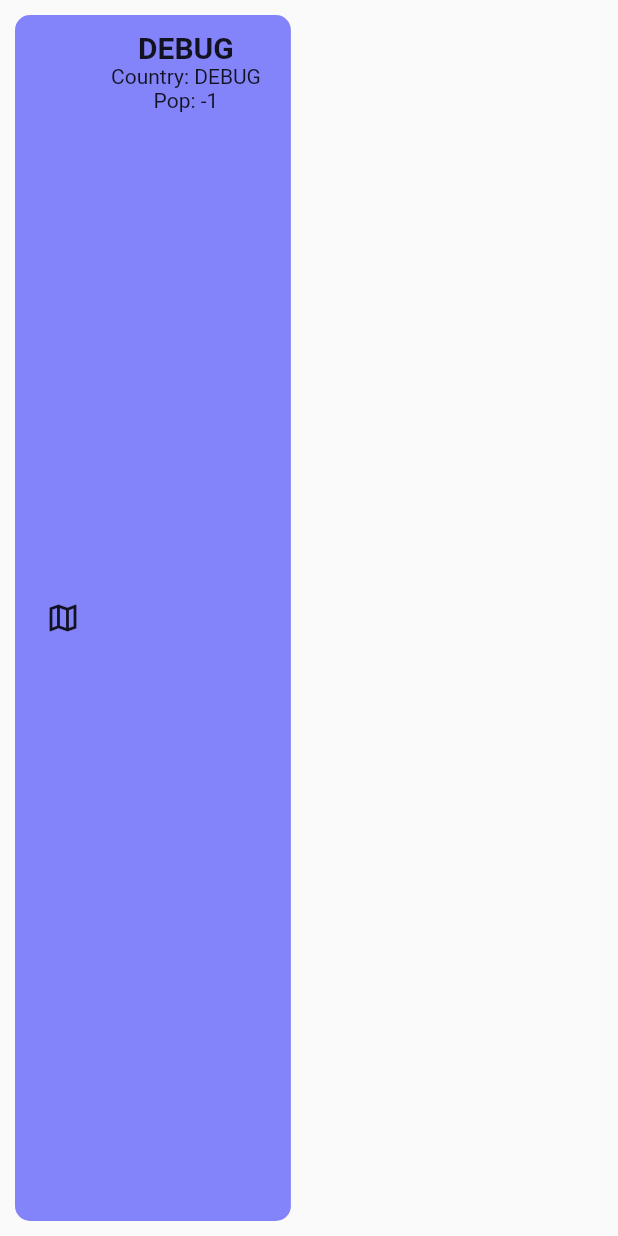
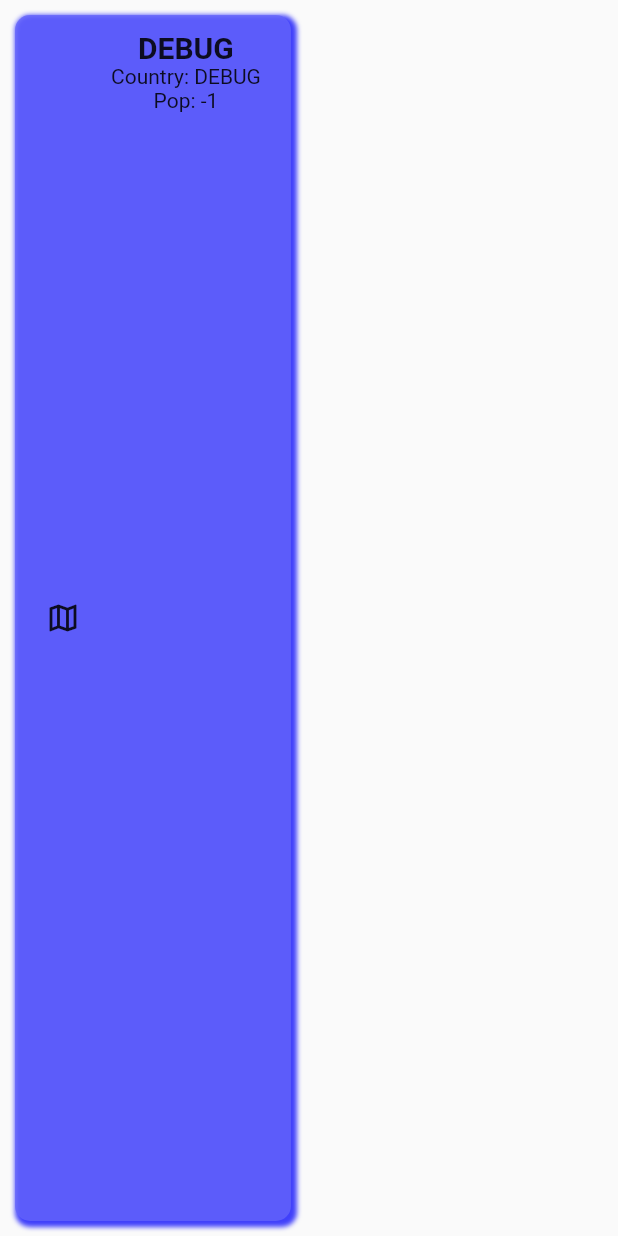
Before and after one commit to vkSegfault/proveditor_fe, a Flutter app: the ProvinceView widget shown alone on an empty page, opened directly, on a phone screen of 412 x 824 dp. Run offline on Flutter 3.47's test engine with Material 2 defaults, Android fonts, the light colour scheme and no system bars; our stand-ins replace dio.

Commit message:
code refactor

```diff
--- a/lib/main.dart
+++ b/lib/main.dart
@@ -3,6 +3,7 @@ import 'package:dio/dio.dart';
 import 'package:proveditor_fe/login_page.dart';
 import 'dart:developer';
 import 'glass_text_button.dart';
+import 'province.dart';
 
 void main() {
   runApp(const MyApp());
@@ -49,8 +50,8 @@ class _HomePageState extends State<HomePage> {
       backgroundColor: Colors.black12,
       appBar: AppBar( title: const Text("Province Editor"), centerTitle: true, backgroundColor: const Color.fromARGB(255, 165, 149, 99), ),
       body: Container(
-        constraints: const BoxConstraints(maxHeight: 1080, maxWidth: 2400),
-        decoration: const BoxDecoration( image: DecorationImage(image: AssetImage("assets/map1.jpeg"), fit: BoxFit.cover) ),
+        constraints: const BoxConstraints(maxHeight: 1500, maxWidth: 2400, minHeight: 1000),
+        decoration: const BoxDecoration( image: DecorationImage(image: AssetImage("assets/map1.jpeg"), fit: BoxFit.fill) ),
         child: Row(
           mainAxisAlignment: MainAxisAlignment.spaceEvenly,
           crossAxisAlignment: CrossAxisAlignment.start,
@@ -61,7 +62,11 @@ class _HomePageState extends State<HomePage> {
                 backgroundColor: Colors.black54,
                 collapsedBackgroundColor: Colors.black54,
                 collapsedIconColor: Colors.white,
-                title: const Text("Menu", textScaleFactor: 2, style: TextStyle(color: Colors.cyan ) ),
+                title: const Row(children: [
+                  Icon(Icons.settings),
+                  SizedBox(width: 10,),
+                  Text("Menu", textScaleFactor: 2, style: TextStyle(color: Colors.cyan ) )
+                ],),
                 controlAffinity: ListTileControlAffinity.trailing,
                 children: [
                   ListTile(title: GlassTextButton(text: "Import", f: import, height: 60) ),
@@ -81,6 +86,7 @@ class _HomePageState extends State<HomePage> {
             ),
             Flexible(
               flex: 5,
+              child: SingleChildScrollView(
                 child: Column(
                   crossAxisAlignment: CrossAxisAlignment.center,
                   children: [
@@ -96,8 +102,14 @@ class _HomePageState extends State<HomePage> {
                       onChanged: (String value) { getProvince(value); },
                       onSubmitted: (String value) { getProvince(value); },  // when enter button is clicked
                     ),
-                  Container( color: const Color.fromARGB(100, 136, 171, 201), alignment: Alignment.center, child: provinceList ),
+                    Container(
+                      decoration: BoxDecoration(color: const Color.fromARGB(100, 136, 171, 201), borderRadius: BorderRadius.circular(10)),
+                      margin: const EdgeInsets.symmetric( horizontal: 15, vertical: 15 ),
+                      alignment: Alignment.center,
+                      child: provinceList
+                    ),
                   ],
+                ),
               ),
             ),
           ],
@@ -191,52 +203,3 @@ class _HomePageState extends State<HomePage> {
   }
 
 }
-
-class ProvinceView extends StatelessWidget {
-  const ProvinceView({super.key, this.name = "ERROR", this.country = "ERROR", this.pop = -1});
-
-  final String name;
-  final String country;
-  final int pop;
-
-  @override
-  Widget build(BuildContext context) {
-    return Padding(
-      padding: const EdgeInsets.all(10),
-      child: Container(
-        decoration: BoxDecoration(borderRadius: BorderRadius.circular(10), color: const Color.fromARGB(200, 100, 100, 250)),
-        child: Row(
-          mainAxisSize: MainAxisSize.min,
-          children: [
-            const SizedBox(width: 20),
-            const Icon(Icons.map_outlined),
-            const SizedBox(width: 20),
-            Column(
-              children: [
-                const SizedBox(height: 10),
-                Text(name, style: const TextStyle(fontSize: 20, fontWeight: FontWeight.bold),),
-                Text("Country: $country"),
-                Text("Pop: $pop"),
-                const SizedBox(height: 10),
-              ],
-            ),
-            const SizedBox(width: 20),
-          ],
-        ),
-      ),
-    );
-  }
-}
-
-class ProvinceList extends StatelessWidget {
-  const ProvinceList({super.key, required this.provinceList });
-
-  final List<ProvinceView> provinceList;
-
-  @override
-  Widget build(BuildContext context) {
-    return Column(
-      children: provinceList,
-      );
-  }
-}
--- /dev/null
+++ b/lib/province.dart
@@ -0,0 +1,54 @@
+import 'package:flutter/material.dart';
+
+class ProvinceView extends StatelessWidget {
+  const ProvinceView({super.key, this.name = "ERROR", this.country = "ERROR", this.pop = -1});
+
+  final String name;
+  final String country;
+  final int pop;
+
+  @override
+  Widget build(BuildContext context) {
+    return Padding(
+      padding: const EdgeInsets.all(10),
+      child: Container(
+        decoration: BoxDecoration(
+          borderRadius: BorderRadius.circular(10),
+          color: const Color.fromARGB(200, 100, 100, 250),
+          boxShadow: const [ BoxShadow(color: Color.fromARGB(198, 10, 10, 250), spreadRadius: 2, blurRadius: 2, offset: Offset(2, 2)) ]
+        ),
+        child: Row(
+          mainAxisSize: MainAxisSize.min,
+          children: [
+            const SizedBox(width: 20),
+            const Icon(Icons.map_outlined),
+            const SizedBox(width: 20),
+            Column(
+              children: [
+                const SizedBox(height: 10),
+                Text(name, style: const TextStyle(fontSize: 20, fontWeight: FontWeight.bold),),
+                Text("Country: $country"),
+                Text("Pop: $pop"),
+                const SizedBox(height: 10),
+              ],
+            ),
+            const SizedBox(width: 20),
+          ],
+        ),
+      ),
+    );
+  }
+}
+
+class ProvinceList extends StatelessWidget {
+  const ProvinceList({super.key, required this.provinceList });
+
+  final List<ProvinceView> provinceList;
+
+  @override
+  Widget build(BuildContext context) {
+    return Column(
+      children: provinceList,
+      );
+  }
+}
```
Lines whose indentation alone changed are shown as unchanged.
